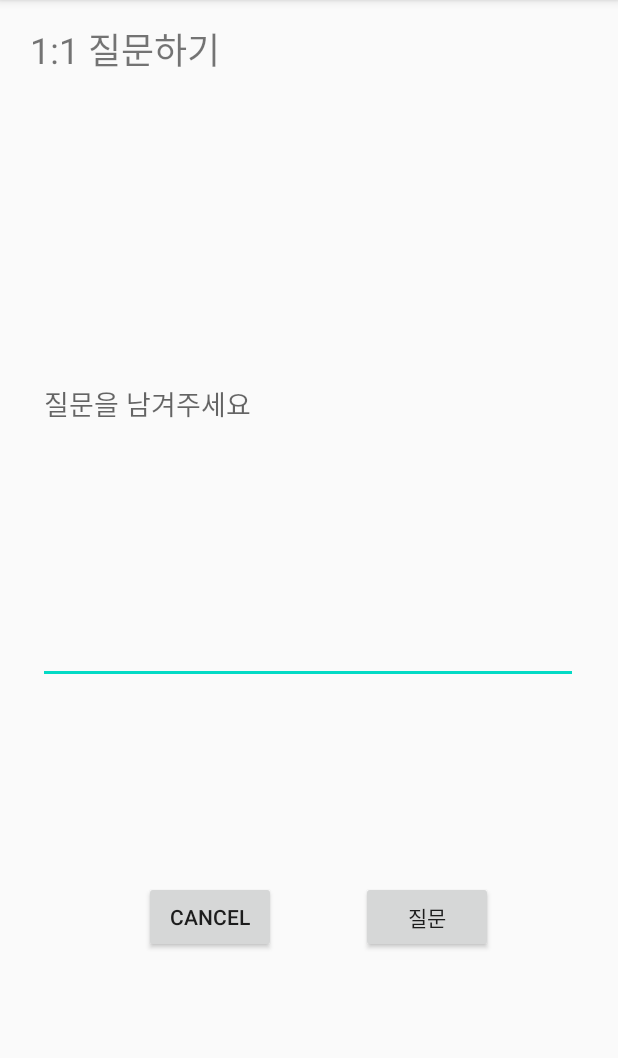
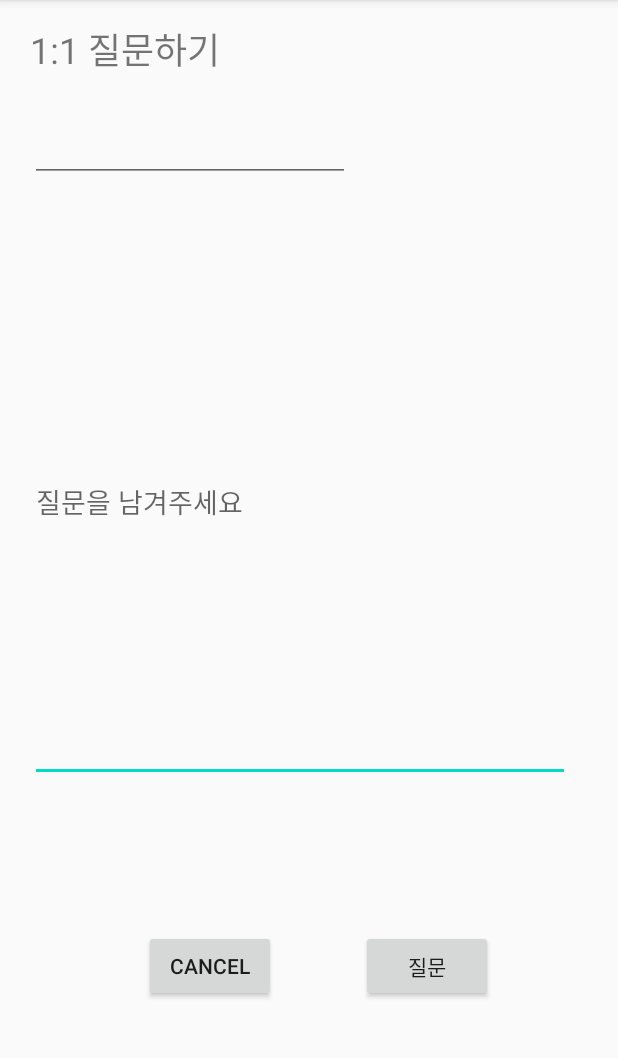
Before and after one commit to 2019-SMHRD-Deep3/WellDeep_Mobile, an Android app: the MainActivity screen opened directly, with no data from a screen before it, after a tap on "고객센터", on a phone screen of 412 x 824 dp, the part 84-1142 px from its top. Run offline under Robolectric (Android 15) with nearby library versions, the phone set to English and light mode, and no system bars; 2 statements that could not run were skipped.

Commit message:
선진 - 질문

```diff
--- a/app/src/main/java/com/example/project3/MainActivity.java
+++ b/app/src/main/java/com/example/project3/MainActivity.java
@@ -26,8 +26,9 @@ public class MainActivity extends AppCompatActivity {
 
         Intent intent = getIntent();
 
-        String id = intent.getExtras().getString("loginid");
-        tv_id.setText(id);
+        final String id_final = intent.getExtras().getString("loginid");
+        final String pw_final = intent.getExtras().getString("logindpw");
+        tv_id.setText(id_final);
 
         btn_view.setOnClickListener(new View.OnClickListener() {
             @Override
@@ -40,6 +41,8 @@ public class MainActivity extends AppCompatActivity {
             @Override
             public void onClick(View v) {
                 Intent intent = new Intent(MainActivity.this, QuestionActivity.class);
+                intent.putExtra("loginid",id_final);
+                intent.putExtra("loginpw",pw_final);
                 startActivity(intent);
             }
         });
--- a/app/src/main/res/layout/activity_question.xml
+++ b/app/src/main/res/layout/activity_question.xml
@@ -29,10 +29,10 @@
         android:inputType="textPersonName"
         app:layout_constraintBottom_toBottomOf="parent"
         app:layout_constraintEnd_toEndOf="parent"
-        app:layout_constraintHorizontal_bias="0.49"
-        app:layout_constraintStart_toStartOf="parent"
+        app:layout_constraintHorizontal_bias="0.0"
+        app:layout_constraintStart_toStartOf="@+id/et_title"
         app:layout_constraintTop_toBottomOf="@+id/tv_question"
-        app:layout_constraintVertical_bias="0.024" />
+        app:layout_constraintVertical_bias="0.229" />
 
     <Button
         android:id="@+id/btn_submit"
@@ -56,4 +56,17 @@
         app:layout_constraintStart_toStartOf="parent"
         app:layout_constraintTop_toTopOf="@+id/btn_submit"
         app:layout_constraintVertical_bias="1.0" />
+
+    <EditText
+        android:id="@+id/et_title"
+        android:layout_width="wrap_content"
+        android:layout_height="wrap_content"
+        android:ems="10"
+        android:inputType="textPersonName"
+        app:layout_constraintBottom_toTopOf="@+id/et_question"
+        app:layout_constraintEnd_toEndOf="parent"
+        app:layout_constraintHorizontal_bias="0.0"
+        app:layout_constraintStart_toStartOf="@+id/tv_question"
+        app:layout_constraintTop_toBottomOf="@+id/tv_question"
+        app:layout_constraintVertical_bias="0.488" />
 </androidx.constraintlayout.widget.ConstraintLayout>
```
Also changed, not shown: app/src/main/java/com/example/project3/QuestionActivity.java (+92 -2 lines).
